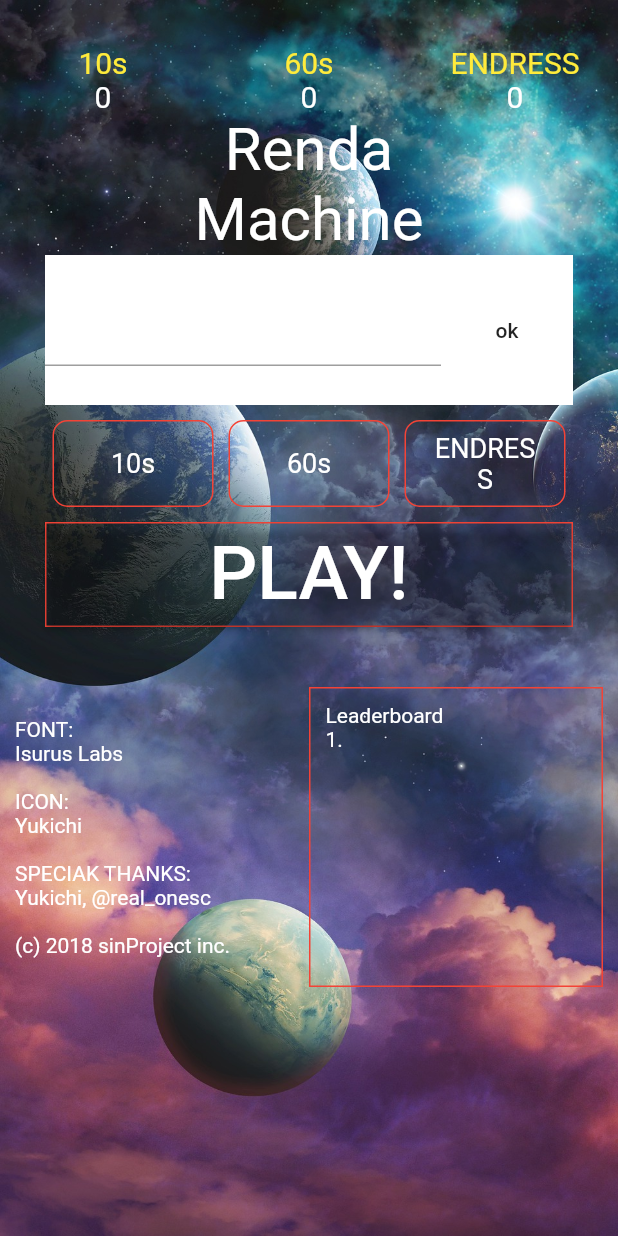
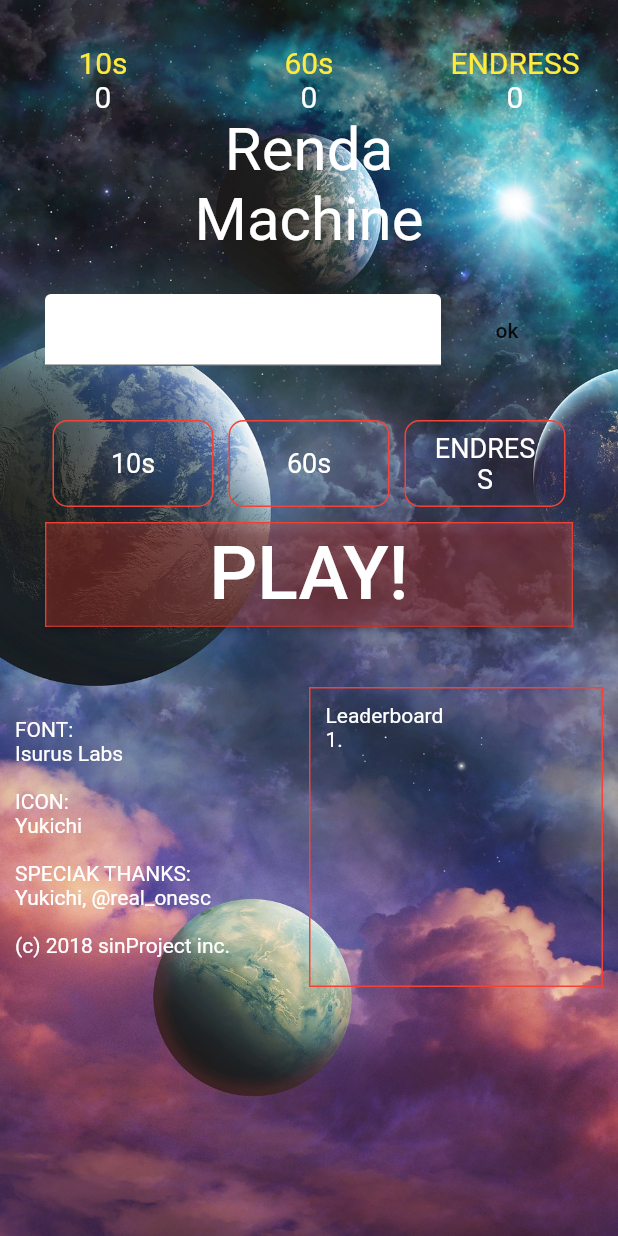
Before and after one commit to shunking-tech/renda_machine, a Flutter app: the screen it shows after launch, on a phone screen of 412 x 824 dp. Run offline on Flutter 3.47's test engine with Material 2 defaults, Android fonts, the phone set to English and light mode, and no system bars; our stand-ins replace shared_preferences, sqflite; accounts and stored records are empty.

Commit message:
色を修正

```diff
--- a/lib/pages/home.dart
+++ b/lib/pages/home.dart
@@ -114,13 +114,17 @@ class _MyHomePageState extends State<MyHomePage> with RouteAware {
                         // ユーザー名
                         Container(
                           margin: EdgeInsets.only(left: 30, right: 30),
-                          color: Colors.white,
+                          color: Colors.white.withOpacity(0.0),
                           height: 100,
                           child: Row(
                             children: <Widget>[
                               Expanded(
                                   child: TextFormField(
                                     controller: _ctrName,
+                                    decoration: InputDecoration(
+                                      fillColor: Colors.white,
+                                      filled: true
+                                    ),
                                   )
                               ),
                               FlatButton(
@@ -264,7 +268,7 @@ class _MyHomePageState extends State<MyHomePage> with RouteAware {
       child: Container(
         margin: EdgeInsets.only(left: 5, right: 5),
         foregroundDecoration: BoxDecoration(
-          color: selected ? Colors.red.withOpacity(0.1) : null
+          color: selected ? Colors.red.withOpacity(0.3) : null
         ),
         child: ListTile(
           enabled: canTap,
@@ -405,7 +409,7 @@ class _MyHomePageState extends State<MyHomePage> with RouteAware {
                               ),
                             );
                           },
-                          color: Colors.white.withOpacity(0.0),
+                          color: Colors.red.withOpacity(0.3),
                           child: Text(
                             "PLAY!",
                             style: TextStyle(
```
